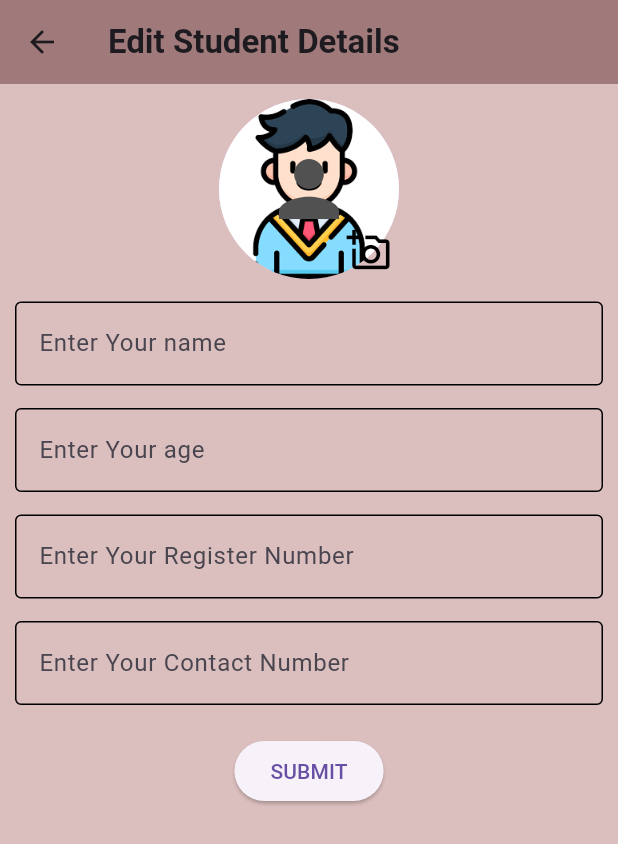
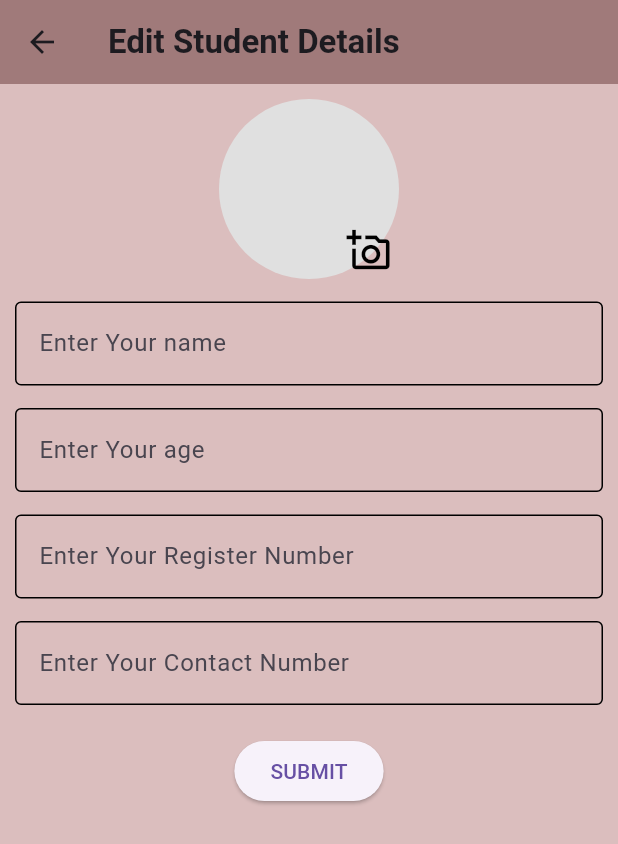
Before and after one commit to jincykp/studentsData_GetX, a Flutter app: the EditStudentDetails screen opened directly with empty values, after a tap on "SUBMIT", on a phone screen of 412 x 824 dp. Shown: the top 844 px of the screen. Run offline on Flutter 3.47's test engine with Material 3 defaults, Android fonts, the phone set to English and light mode, and no system bars; our stand-ins replace curved_navigation_bar, get, hive, hive_flutter, image_picker; accounts and stored records are empty.

Commit message:
edit perfect

```diff
--- a/lib/screens/edit_screen.dart
+++ b/lib/screens/edit_screen.dart
@@ -49,29 +49,21 @@ class EditStudentDetails extends StatelessWidget {
                       alignment: Alignment.center,
                       children: [
                         CircleAvatar(
-                          backgroundImage: pickimgController
-                                      .selectedimage.value !=
-                                  null
-                              ? FileImage(
-                                  pickimgController.selectedimage.value!)
-                              : (student.photo != null &&
+                          backgroundImage:
+                              pickimgController.selectedimage.value != null
+                                  ? FileImage(
+                                      pickimgController.selectedimage.value!)
+                                  : (student.photo != null &&
                                           student.photo!.isNotEmpty
                                       ? FileImage(File(student.photo!))
-                                      : const AssetImage("assets/download.png"))
-                                  as ImageProvider,
+                                      : null) as ImageProvider?,
                           radius: 60,
-                          child: pickimgController.selectedimage.value == null
-                              ? IconButton(
-                                  onPressed: () {
-                                    pickImage(pickimgController);
-                                  },
-                                  icon: const Icon(
-                                    Icons.person,
-                                    size: 60,
-                                    color: Color.fromARGB(255, 82, 81, 81),
-                                  ),
-                                )
-                              : null,
+                          backgroundColor:
+                              pickimgController.selectedimage.value == null &&
+                                      (student.photo == null ||
+                                          student.photo!.isEmpty)
+                                  ? Colors.grey[300]
+                                  : Colors.transparent,
                         ),
                         Positioned(
                           bottom: -5,
@@ -144,7 +136,8 @@ class EditStudentDetails extends StatelessWidget {
                           ageController.text.trim(),
                           regController.text.trim(),
                           phnController.text.trim(),
-                          pickimgController.selectedimage.value?.path ?? ''),
+                          pickimgController.selectedimage.value?.path ??
+                              student.photo!),
                       child: const Text("SUBMIT"),
                     ),
                   ],
@@ -157,11 +150,11 @@ class EditStudentDetails extends StatelessWidget {
     );
   }
 
-  saveStudent(StudentModel key, String name, String age, String place,
+  saveStudent(StudentModel key, String name, String age, String regno,
       String phone, String photo) async {
-    await studentController.updateStudent(key, name, age, phone, photo, age);
+    await studentController.updateStudent(key, name, age, regno, phone, photo);
     Get.back();
-    Get.snackbar('Updated', 'student details has been updated successfully',
+    Get.snackbar('Updated', 'student details have been updated successfully',
         snackPosition: SnackPosition.BOTTOM, backgroundColor: Colors.green);
   }
 
```
Also changed, not shown: lib/controller/student_controller.dart (+10 -5 lines), lib/screens/full_view.dart (+17 -10 lines), lib/screens/home_screen.dart (+0 -43 lines).
